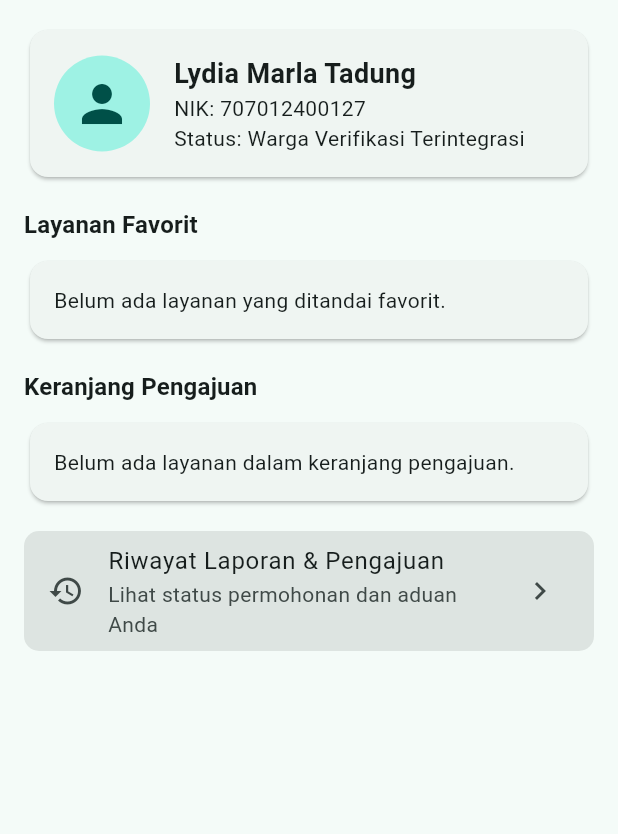
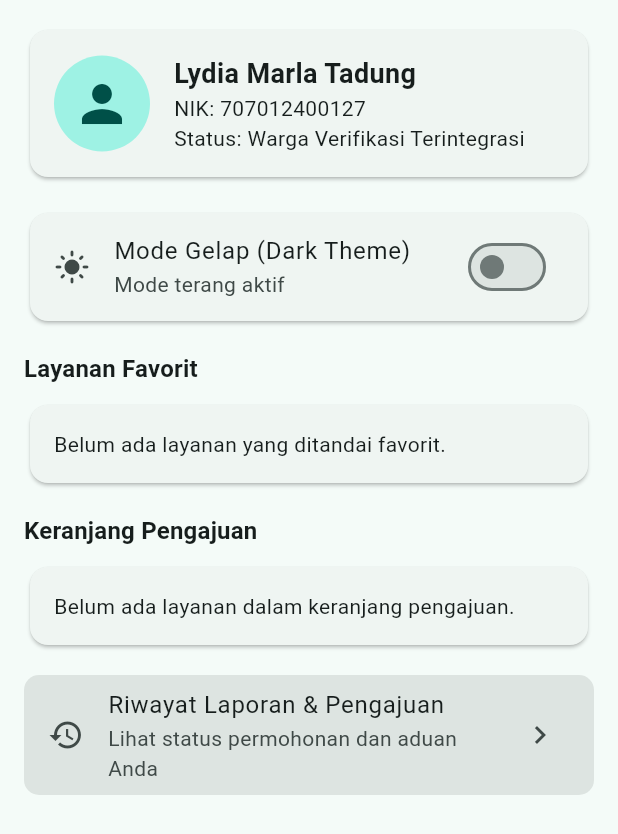
Before and after one commit to lydiamrla/TugasPraktikum2_PPBL, a Flutter app: the HalamanWarga widget shown alone on an empty page, opened directly, on a phone screen of 412 x 824 dp. Shown: the top 834 px of the screen. Run offline on Flutter 3.47's test engine with Material 3 defaults, Android fonts, the phone set to English and light mode, and no system bars; our stand-ins replace flutter_bloc.

Commit message:
Update Modul 6: Menambahkan ThemeCubit, AppTheme, dan fitur Favorit/Pengajuan

```diff
--- /dev/null
+++ b/lib/cubit/theme_cubit.dart
@@ -0,0 +1,10 @@
+import 'package:flutter/material.dart';
+import 'package:flutter_bloc/flutter_bloc.dart';
+
+class ThemeCubit extends Cubit<ThemeMode> {
+  ThemeCubit() : super(ThemeMode.system);
+
+  void toggleTheme() {
+    emit(state == ThemeMode.dark ? ThemeMode.light : ThemeMode.dark);
+  }
+}
--- a/lib/navigation/kerangka_navigasi.dart
+++ b/lib/navigation/kerangka_navigasi.dart
@@ -1,6 +1,7 @@
 import 'package:flutter/material.dart';
 import 'package:flutter_bloc/flutter_bloc.dart';
 import '../cubit/pengajuan_cubit.dart';
+import '../cubit/theme_cubit.dart';
 import '../pages/halaman_beranda.dart';
 import '../pages/halaman_layanan.dart';
 import '../pages/halaman_warga.dart';
@@ -57,6 +58,20 @@ class _KerangkaNavigasiState extends State<KerangkaNavigasi> {
       appBar: AppBar(
         title: Text(_judul[_indeksTerpilih]),
         elevation: 2,
+        actions: [
+          BlocBuilder<ThemeCubit, ThemeMode>(
+            builder: (context, themeMode) {
+              final isDark = themeMode == ThemeMode.dark;
+              return IconButton(
+                icon: Icon(isDark ? Icons.light_mode : Icons.dark_mode),
+                tooltip: isDark ? 'Ganti ke Mode Terang' : 'Ganti ke Mode Gelap',
+                onPressed: () {
+                  context.read<ThemeCubit>().toggleTheme();
+                },
+              );
+            },
+          ),
+        ],
       ),
       drawer: _buatDrawer(),
       body: layarLebar ? _tataLetakLebar() : _halaman[_indeksTerpilih],
--- a/lib/pages/halaman_warga.dart
+++ b/lib/pages/halaman_warga.dart
@@ -2,6 +2,7 @@ import 'package:flutter/material.dart';
 import 'package:flutter_bloc/flutter_bloc.dart';
 import '../cubit/favorit_cubit.dart';
 import '../cubit/pengajuan_cubit.dart';
+import '../cubit/theme_cubit.dart';
 import '../navigation/app_routes.dart';
 
 class HalamanWarga extends StatelessWidget {
@@ -35,6 +36,25 @@ class HalamanWarga extends StatelessWidget {
                 ),
               ],
             ),
+          ),
+        ),
+        const SizedBox(height: 16),
+
+        // ===== SEKSI PENGATURAN TEMA (DARK MODE TOGGLE) =====
+        Card(
+          child: BlocBuilder<ThemeCubit, ThemeMode>(
+            builder: (context, themeMode) {
+              final isDarkMode = themeMode == ThemeMode.dark;
+              return SwitchListTile(
+                title: const Text('Mode Gelap (Dark Theme)'),
+                subtitle: Text(isDarkMode ? 'Mode gelap aktif' : 'Mode terang aktif'),
+                secondary: Icon(isDarkMode ? Icons.dark_mode : Icons.light_mode),
+                value: isDarkMode,
+                onChanged: (_) {
+                  context.read<ThemeCubit>().toggleTheme();
+                },
+              );
+            },
           ),
         ),
         const SizedBox(height: 16),
--- /dev/null
+++ b/lib/theme/app_theme.dart
@@ -0,0 +1,23 @@
+import 'package:flutter/material.dart';
+
+class AppTheme {
+  static const Color seedColor = Colors.teal;
+
+  static ThemeData get lightTheme => ThemeData(
+        useMaterial3: true,
+        colorScheme: ColorScheme.fromSeed(
+          seedColor: seedColor,
+          brightness: Brightness.light,
+        ),
+        appBarTheme: const AppBarTheme(centerTitle: false),
+      );
+
+  static ThemeData get darkTheme => ThemeData(
+        useMaterial3: true,
+        colorScheme: ColorScheme.fromSeed(
+          seedColor: seedColor,
+          brightness: Brightness.dark,
+        ),
+        appBarTheme: const AppBarTheme(centerTitle: false),
+      );
+}
```
Also changed, not shown: lib/main.dart (+13 -5 lines).
